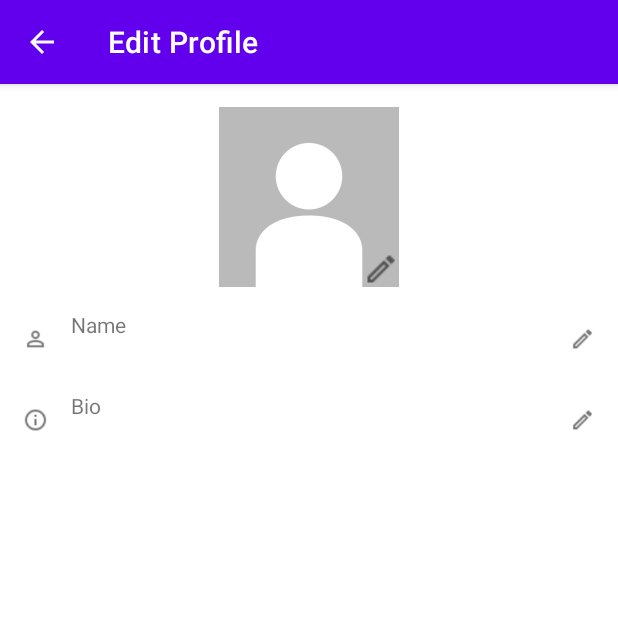
After one commit to bcrennen/Asahi_Ryoko_Android_App, an Android app: the edit_profile_activity screen opened directly, with no data from a screen before it, on a phone screen of 412 x 824 dp, the top half of it. The commit adds this screen. Run offline under Robolectric (Android 15) with nearby library versions, the phone set to English and light mode, and no system bars; our stand-ins replace Firebase (no records; nobody signed in at launch, a user with empty details on screens opened directly).

Commit message:
Finish Profile page.

```diff
--- a/app/src/main/AndroidManifest.xml
+++ b/app/src/main/AndroidManifest.xml
@@ -13,7 +13,8 @@
         android:roundIcon="@mipmap/ic_launcher_round"
         android:supportsRtl="true"
         android:theme="@style/Theme.AsahiRyoko">
-        <activity android:name=".ProfileActivity"></activity>
+        <activity android:name=".edit_profile_activity"></activity>
+        <activity android:name=".ProfileActivity" />
         <activity
             android:name=".UserLoginActivity"
             android:label="@string/title_activity_user_login">
@@ -23,7 +24,6 @@
                 <category android:name="android.intent.category.LAUNCHER" />
             </intent-filter>
         </activity>
-        <!--<activity android:name=".MainActivity"></activity> -->
     </application>
 
 </manifest>
--- /dev/null
+++ b/app/src/main/java/ca/bcit/asahiryoko/edit_profile_activity.java
@@ -0,0 +1,257 @@
+package ca.bcit.asahiryoko;
+
+import androidx.annotation.NonNull;
+import androidx.annotation.Nullable;
+import androidx.appcompat.app.ActionBar;
+import androidx.appcompat.app.AppCompatActivity;
+
+import android.content.Intent;
+import android.database.Cursor;
+import android.graphics.Bitmap;
+import android.graphics.BitmapFactory;
+import android.net.Uri;
+import android.os.Bundle;
+import android.provider.MediaStore;
+import android.util.Log;
+import android.view.MenuItem;
+import android.view.View;
+import android.widget.ImageView;
+import android.widget.LinearLayout;
+import android.widget.TextView;
+import android.widget.Toast;
+
+import com.bumptech.glide.Glide;
+import com.google.android.gms.tasks.OnCompleteListener;
+import com.google.android.gms.tasks.OnFailureListener;
+import com.google.android.gms.tasks.OnSuccessListener;
+import com.google.android.gms.tasks.Task;
+import com.google.firebase.auth.FirebaseAuth;
+import com.google.firebase.firestore.DocumentReference;
+import com.google.firebase.firestore.DocumentSnapshot;
+import com.google.firebase.firestore.EventListener;
+import com.google.firebase.firestore.FirebaseFirestore;
+import com.google.firebase.firestore.FirebaseFirestoreException;
+import com.google.firebase.storage.FirebaseStorage;
+import com.google.firebase.storage.StorageReference;
+import com.google.firebase.storage.UploadTask;
+
+import java.io.ByteArrayOutputStream;
+import java.io.File;
+
+public class edit_profile_activity extends AppCompatActivity {
+
+    private final String TAG = "edit_profile_activity";
+    private ImageView profilePic;
+    private TextView username;
+    private TextView bio;
+    private LinearLayout nameLayout;
+    private LinearLayout bioLayout;
+    private final String USER_IMAGE_FOLDER = "UserImage";
+
+
+    /**
+     * Get an instance of the Cloud Firestore.
+     */
+    private FirebaseFirestore db = FirebaseFirestore.getInstance();
+
+    /**
+     * Get a reference to firebase auth.
+     */
+    FirebaseAuth firebaseAuth = FirebaseAuth.getInstance();
+
+    /** Create a Cloud Storage reference from the app */
+    StorageReference storageRef = FirebaseStorage.getInstance().getReference();
+
+
+    @Override
+    protected void onCreate(Bundle savedInstanceState) {
+        super.onCreate(savedInstanceState);
+        ActionBar actionBar = getSupportActionBar();
+        actionBar.setTitle("Edit Profile");
+        actionBar.setDisplayHomeAsUpEnabled(true);
+        setContentView(R.layout.activity_edit_profile_activity);
+
+        profilePic = findViewById(R.id.edit_profile_picture);
+        username = findViewById(R.id.editNameCurrentValue);
+        bio = findViewById(R.id.editBioCurrentValue);
+        nameLayout = findViewById(R.id.EditNameLayout);
+        bioLayout = findViewById(R.id.EditBioLayout);
+
+
+        profilePic.setOnClickListener(new View.OnClickListener() {
+
+            @Override
+            public void onClick(View view) {
+                editProfilePicture();
+            }
+        });
+
+        nameLayout.setOnClickListener(new View.OnClickListener() {
+
+            @Override
+            public void onClick(View view) {
+                editUsername();
+            }
+        });
+
+
+        bioLayout.setOnClickListener(new View.OnClickListener() {
+
+            @Override
+            public void onClick(View view) {
+                editBio();
+            }
+        });
+
+        displayCurrentProfile();
+        realTimeUpdateDB();
+    }
+
+    @Override
+    public boolean onOptionsItemSelected(@NonNull MenuItem item) {
+        Intent returnToProfile = new Intent(edit_profile_activity.this, ProfileActivity.class);
+        startActivity(returnToProfile);
+        return true;
+    }
+
+    /***
+     * This method is responsible for displaying the current user data from the database.
+     */
+    private void displayCurrentProfile() {
+        DocumentReference docRef = db.collection("users").document(firebaseAuth.getCurrentUser().getUid());
+
+        docRef.get().addOnCompleteListener(new OnCompleteListener<DocumentSnapshot>() {
+            @Override
+            public void onComplete(@NonNull Task<DocumentSnapshot> task) {
+                if (task.isSuccessful()) {
+                    DocumentSnapshot document = task.getResult();
+
+                    // Begin reading data from firebase and displaying to UI elements.
+                    try {
+                        username.setText((String) document.get("username"));
+                        bio.setText((String) document.get("bio"));
+
+                        // If database doesn't have a profile picture, use a default one.
+                        if (document.get("profilePicture") == null) {
+                            profilePic.setImageDrawable(getDrawable(R.drawable.default_profile));
+                        } else {
+
+                            StorageReference storageImageLoc = storageRef.child(USER_IMAGE_FOLDER).child((String) document.get("profilePicture"));
+                            storageImageLoc.getDownloadUrl().addOnSuccessListener(new OnSuccessListener<Uri>() {
+                                @Override
+                                public void onSuccess(Uri uri) {
+                                    Glide.with(edit_profile_activity.this).load(uri).into(profilePic);
+                                }
+                            });
+
+                        }
+
+
+                    } catch(Exception e) {
+                        Log.d(TAG, e.getMessage());
+                    }
+
+                } else {
+                    Log.d(TAG, "get failed with ", task.getException());
+                }
+            }
+        });
+    }
+
+        private void realTimeUpdateDB() {
+        DocumentReference docRef = db.collection("users").document(firebaseAuth.getCurrentUser().getUid());
+
+        docRef.addSnapshotListener(new EventListener<DocumentSnapshot>() {
+
+            @Override
+            public void onEvent(@Nullable DocumentSnapshot snapshot,
+                                @Nullable FirebaseFirestoreException e) {
+                if (e != null) {
+                    Log.w(TAG, "Listen failed.", e);
+                    return;
+                }
+
+                if (snapshot != null && snapshot.exists()) {
+                    Log.d(TAG, "Current data: " + snapshot.getData());
+                    StorageReference storageImageLoc = storageRef.child(USER_IMAGE_FOLDER).child((String) snapshot.get("profilePicture"));
+                    storageImageLoc.getDownloadUrl().addOnSuccessListener(new OnSuccessListener<Uri>() {
+                        @Override
+                        public void onSuccess(Uri uri) {
+                            Glide.with(edit_profile_activity.this).load(uri).into(profilePic);
+                        }
+                    });
+
+                } else {
+                    Log.d(TAG, "Current data: null");
+                }
+            }
+        });
+    }
+
+    private void editUsername() {
+        EditFieldDialog nameDialog = new EditFieldDialog(username, "username");
+        nameDialog.show(getSupportFragmentManager(), "Enter your name");
+
+    }
+
+    private void editBio() {
+        EditFieldDialog nameDialog = new EditFieldDialog(bio, "bio");
+        nameDialog.show(getSupportFragmentManager(), "Enter your bio description");
+
+    }
+
+
+    private void editProfilePicture() {
+        int RESULT_LOAD_IMAGE = 1;
+        Intent photoPickerIntent = new Intent(Intent.ACTION_PICK);
+        photoPickerIntent.setType("image/*");
+        startActivityForResult(photoPickerIntent, RESULT_LOAD_IMAGE);
+
+    }
+
+    @Override
+    protected void onActivityResult(int requestCode, int resultCode, @Nullable Intent data) {
+        super.onActivityResult(requestCode, resultCode, data);
+
+
+            if(resultCode == RESULT_OK){
+                Uri selectedImage = data.getData();
+                String[] filePathColumn = {MediaStore.Images.Media.DATA};
+
+                Cursor cursor = getContentResolver().query(selectedImage, filePathColumn, null, null, null);
+
+                cursor.moveToFirst();
+
+                int columnIndex = cursor.getColumnIndex(filePathColumn[0]);
+                String filePath = cursor.getString(columnIndex);
+                String fileName = new File(filePath).getName();
+                cursor.close();
+
+
+                //Bitmap imageSelected = BitmapFactory.decodeFile(filePath);
+
+                String storageUID = firebaseAuth.getCurrentUser().getUid() + "_" + fileName;
+
+                UploadTask imageUT = storageRef.child("UserImage").child(storageUID).putFile(selectedImage);
+
+                imageUT.addOnSuccessListener(new OnSuccessListener<UploadTask.TaskSnapshot>() {
+                    @Override
+                    public void onSuccess(UploadTask.TaskSnapshot taskSnapshot) {
+                        Toast.makeText(edit_profile_activity.this, "Image successfully uploaded!", Toast.LENGTH_LONG).show();
+                    }
+                });
+
+                imageUT.addOnFailureListener(new OnFailureListener() {
+                    @Override
+                    public void onFailure(@NonNull Exception e) {
+                        Toast.makeText(edit_profile_activity.this, "Something went wrong when uploading image.", Toast.LENGTH_LONG).show();
+                    }
+                });
+
+                //TODO: Write to user data
+                db.collection("users").document(firebaseAuth.getUid()).update("profilePicture", storageUID);
+
+
+        }
+    }
+}
--- /dev/null
+++ b/app/src/main/res/layout/activity_edit_profile_activity.xml
@@ -0,0 +1,132 @@
+<?xml version="1.0" encoding="utf-8"?>
+<LinearLayout xmlns:android="http://schemas.android.com/apk/res/android"
+    xmlns:app="http://schemas.android.com/apk/res-auto"
+    xmlns:tools="http://schemas.android.com/tools"
+    android:layout_width="match_parent"
+    android:layout_height="match_parent"
+    android:orientation="vertical"
+    android:paddingHorizontal="15dp"
+    android:paddingTop="15dp"
+    tools:context=".edit_profile_activity">
+
+    <androidx.constraintlayout.widget.ConstraintLayout
+        android:layout_width="wrap_content"
+        android:layout_height="wrap_content"
+        android:layout_gravity="center_horizontal">
+
+        <ImageView
+            android:id="@+id/edit_profile_picture"
+            android:layout_width="120dp"
+            android:layout_height="120dp"
+            android:clickable="true"
+            app:layout_constraintBottom_toBottomOf="parent"
+            app:layout_constraintEnd_toEndOf="parent"
+            app:srcCompat="@drawable/default_profile" />
+
+        <ImageView
+            android:id="@+id/imageView3"
+            android:layout_width="wrap_content"
+            android:layout_height="wrap_content"
+            app:layout_constraintBottom_toBottomOf="@+id/edit_profile_picture"
+            app:layout_constraintEnd_toEndOf="@+id/edit_profile_picture"
+            app:srcCompat="@drawable/edit_button_icon" />
+
+    </androidx.constraintlayout.widget.ConstraintLayout>
+
+    <LinearLayout
+        android:id="@+id/EditNameLayout"
+        android:layout_width="match_parent"
+        android:layout_height="wrap_content"
+        android:layout_marginTop="15dp"
+        android:clickable="true">
+
+        <ImageView
+            android:id="@+id/usernameEditIcon"
+            android:layout_width="50dp"
+            android:layout_height="wrap_content"
+            android:layout_gravity="center_vertical"
+            android:layout_weight="1"
+            app:srcCompat="@drawable/edit_profile_name_icon" />
+
+        <LinearLayout
+            android:layout_width="match_parent"
+            android:layout_height="wrap_content"
+            android:layout_weight="1"
+            android:orientation="vertical">
+
+            <TextView
+                android:id="@+id/usernameEditTitle"
+                android:layout_width="match_parent"
+                android:layout_height="wrap_content"
+                android:layout_marginLeft="15dp"
+                android:layout_weight="1"
+                android:text="@string/name" />
+
+            <TextView
+                android:id="@+id/editNameCurrentValue"
+                android:layout_width="match_parent"
+                android:layout_height="wrap_content"
+                android:layout_marginLeft="15dp"
+                android:layout_weight="1"
+                tools:text="TextView" />
+        </LinearLayout>
+
+        <ImageView
+            android:id="@+id/NameEditSymbol"
+            android:layout_width="50dp"
+            android:layout_height="wrap_content"
+            android:layout_gravity="center_vertical"
+            android:layout_weight="1"
+            app:srcCompat="@drawable/edit_button_icon" />
+
+    </LinearLayout>
+
+    <LinearLayout
+        android:id="@+id/EditBioLayout"
+        android:layout_width="match_parent"
+        android:layout_height="wrap_content"
+        android:layout_marginTop="15dp"
+        android:clickable="true">
+
+        <ImageView
+            android:id="@+id/bioEditIcon"
+            android:layout_width="50dp"
+            android:layout_height="wrap_content"
+            android:layout_gravity="center_vertical"
+            android:layout_weight="1"
+            app:srcCompat="@drawable/edit_profile_about_icon" />
+
+        <LinearLayout
+            android:layout_width="match_parent"
+            android:layout_height="wrap_content"
+            android:layout_weight="1"
+            android:orientation="vertical">
+
+            <TextView
+                android:id="@+id/editBioTitle"
+                android:layout_width="match_parent"
+                android:layout_height="wrap_content"
+                android:layout_marginLeft="15dp"
+                android:layout_weight="1"
+                android:text="@string/bio" />
+
+            <TextView
+                android:id="@+id/editBioCurrentValue"
+                android:layout_width="match_parent"
+                android:layout_height="wrap_content"
+                android:layout_marginLeft="15dp"
+                android:layout_weight="1"
+                tools:text="TextView" />
+        </LinearLayout>
+
+        <ImageView
+            android:id="@+id/BioEditSymbol"
+            android:layout_width="50dp"
+            android:layout_height="wrap_content"
+            android:layout_gravity="center_vertical"
+            android:layout_weight="1"
+            app:srcCompat="@drawable/edit_button_icon" />
+
+    </LinearLayout>
+
+</LinearLayout>
--- a/app/src/main/res/layout/activity_profile.xml
+++ b/app/src/main/res/layout/activity_profile.xml
@@ -14,11 +14,11 @@
         android:orientation="vertical">
 
         <ImageButton
-            android:id="@+id/imageButton"
+            android:id="@+id/profileEditButton"
             android:layout_width="wrap_content"
             android:layout_height="wrap_content"
             android:layout_gravity="right"
-            app:srcCompat="@android:drawable/ic_menu_edit" />
+            app:srcCompat="@drawable/edit_button_icon" />
 
         <ImageView
             android:id="@+id/profilePicture"
--- a/app/src/main/res/values/strings.xml
+++ b/app/src/main/res/values/strings.xml
@@ -8,4 +8,12 @@
     <string name="UserPassword">Password</string>
     <string name="LoginButton">Login</string>
     <string name="RegisterButton">Register</string>
+
+    <string name="name">Name</string>
+    <string name="bio">Bio</string>
+    <string name="EditNameTitle">Enter your name</string>
+    <string name="Cancel">Cancel</string>
+    <string name="Save">Save</string>
+    <string name="EnterHere">Enter here</string>
+
 </resources>
```
Also changed, not shown: app/src/main/java/ca/bcit/asahiryoko/EditFieldDialog.java (added, +103 -0 lines), app/src/main/java/ca/bcit/asahiryoko/ProfileActivity.java (+44 -5 lines), app/src/main/java/ca/bcit/asahiryoko/UserLoginActivity.java (+10 -13 lines), app/src/main/res/layout/layout_dialog.xml (added, +23 -0 lines), app/src/main/res/drawable/edit_button_icon.png (added), app/src/main/res/drawable/edit_profile_about_icon.png (added), app/src/main/res/drawable/edit_profile_name_icon.png (added).
